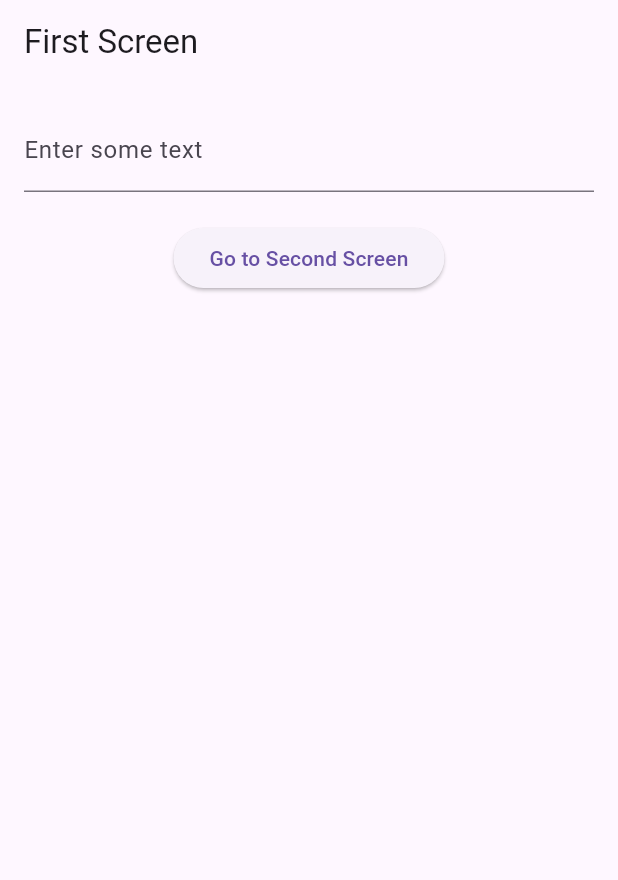
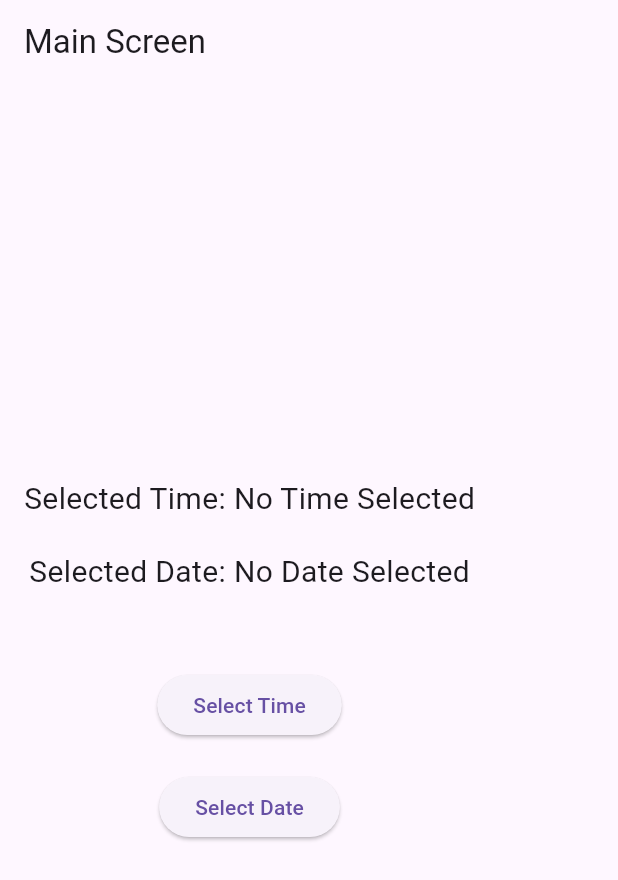
Before and after one commit to Shinigami-7/flutter-pratice, a Flutter app: the screen it shows after launch, on a phone screen of 412 x 824 dp. Shown: the top 880 px of the screen. Run offline on Flutter 3.47's test engine with Material 3 defaults, Android fonts, the phone set to English and light mode, and no system bars.

Commit message:
new pratice

```diff
--- a/lib/main.dart
+++ b/lib/main.dart
@@ -1,5 +1,6 @@
 import 'package:flutter/material.dart';
-import 'package:flutter_pratice/screen1.dart';
+import 'screen_one.dart';
+import 'screen_two.dart';
 
 void main() {
   runApp(MyApp());
@@ -13,7 +14,70 @@
       theme: ThemeData(
         primarySwatch: Colors.blue,
       ),
-      home: FirstScreen(),
+      home: MainScreen(),
     );
   }
 }
+
+class MainScreen extends StatelessWidget {
+  final String? time;
+  final String? date;
+
+  const MainScreen({Key? key, this.time, this.date}) : super(key: key);
+
+  @override
+  Widget build(BuildContext context) {
+    return Scaffold(
+      appBar: AppBar(
+        title: Text('Main Screen'),
+      ),
+      body: Padding(
+        padding: const EdgeInsets.all(16.0),
+        child: Column(
+          mainAxisAlignment: MainAxisAlignment.center,
+          children: [
+            Text(
+              'Selected Time: ${time ?? "No Time Selected"}',
+              style: TextStyle(fontSize: 20),
+            ),
+            SizedBox(height: 20),
+            Text(
+              'Selected Date: ${date ?? "No Date Selected"}',
+              style: TextStyle(fontSize: 20),
+            ),
+            SizedBox(height: 50),
+            ElevatedButton(
+              onPressed: () async {
+                final result = await Navigator.push(
+                  context,
+                  MaterialPageRoute(builder: (context) => ScreenOne()),
+                );
+                if (result != null && result is String) {
+                  ScaffoldMessenger.of(context).showSnackBar(
+                    SnackBar(content: Text('Time Selected: $result')),
+                  );
+                }
+              },
+              child: Text('Select Time'),
+            ),
+            SizedBox(height: 20),
+            ElevatedButton(
+              onPressed: () async {
+                final result = await Navigator.push(
+                  context,
+                  MaterialPageRoute(builder: (context) => ScreenTwo()),
+                );
+                if (result != null && result is String) {
+                  ScaffoldMessenger.of(context).showSnackBar(
+                    SnackBar(content: Text('Date Selected: $result')),
+                  );
+                }
+              },
+              child: Text('Select Date'),
+            ),
+          ],
+        ),
+      ),
+    );
+  }
+}
--- a/lib/screen1.dart
+++ b/lib/screen1.dart
@@ -1,39 +1,50 @@
 import 'package:flutter/material.dart';
-import 'package:flutter_pratice/SecondScreen.dart';
 
-class FirstScreen extends StatelessWidget {
-  final TextEditingController _textController = TextEditingController();
+class ScreenOne extends StatefulWidget {
+  @override
+  _ScreenOneState createState() => _ScreenOneState();
+}
+
+class _ScreenOneState extends State<ScreenOne> {
+  TimeOfDay? selectedTime;
+
+  Future<void> _selectTime(BuildContext context) async {
+    final TimeOfDay? picked = await showTimePicker(
+      context: context,
+      initialTime: TimeOfDay.now(),
+    );
+    if (picked != null && picked != selectedTime)
+      setState(() {
+        selectedTime = picked;
+      });
+  }
 
   @override
   Widget build(BuildContext context) {
     return Scaffold(
       appBar: AppBar(
-        title: Text('First Screen'),
+        title: Text('Select Time'),
       ),
       body: Padding(
         padding: const EdgeInsets.all(16.0),
         child: Column(
+          mainAxisAlignment: MainAxisAlignment.center,
           children: [
-            TextField(
-              controller: _textController,
-              decoration: InputDecoration(
-                labelText: 'Enter some text',
-              ),
+            ElevatedButton(
+              onPressed: () => _selectTime(context),
+              child: Text('Pick Time'),
+            ),
+            SizedBox(height: 20),
+            Text(
+              selectedTime != null ? selectedTime!.format(context) : 'No Time Selected',
+              style: TextStyle(fontSize: 20),
             ),
             SizedBox(height: 20),
             ElevatedButton(
               onPressed: () {
-                // Pass the entered text to the second screen
-                Navigator.push(
-                  context,
-                  MaterialPageRoute(
-                    builder: (context) => SecondScreen(
-                      text: _textController.text,
-                    ),
-                  ),
-                );
+                Navigator.pop(context, selectedTime != null ? selectedTime!.format(context) : null);
               },
-              child: Text('Go to Second Screen'),
+              child: Text('Done'),
             ),
           ],
         ),
```
Also changed, not shown: lib/SecondScreen.dart (+42 -8 lines).
